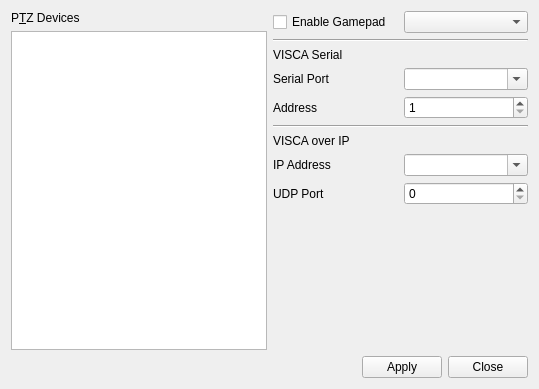
This is settings.ui in glikely/obs-ptz as Qt 5 draws it before an edit. The edited form follows.
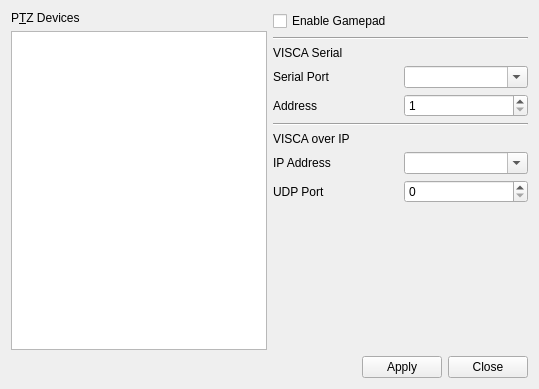
This is the edited form.

Commit message:
Fix gamepad settings so it can be turned off
Gamepad control was hard coded to on, with no ability to disable it in
the settings dialog. The checkbox did nothing. Add an item to the
configuration file that allows the gamepad to be enabled/disabled, and
wire it up to the settings dialog.

Also removes the gamepad selection combo box from settings because it
doesn't do anything yet.

```diff
--- a/settings.ui
+++ b/settings.ui
@@ -160,9 +160,6 @@
            </property>
           </widget>
          </item>
-         <item row="0" column="1">
-          <widget class="QComboBox" name="gamepadComboBox"/>
-         </item>
          <item row="3" column="1">
           <widget class="QComboBox" name="viscaPortComboBox">
            <property name="editable">
```
The commit also changes 4 other files.
